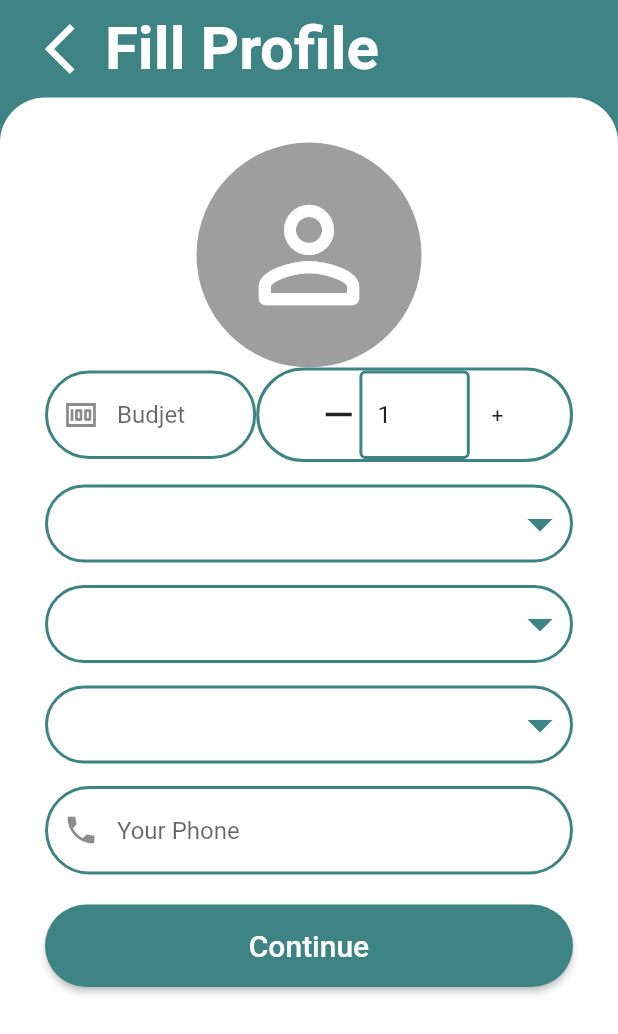
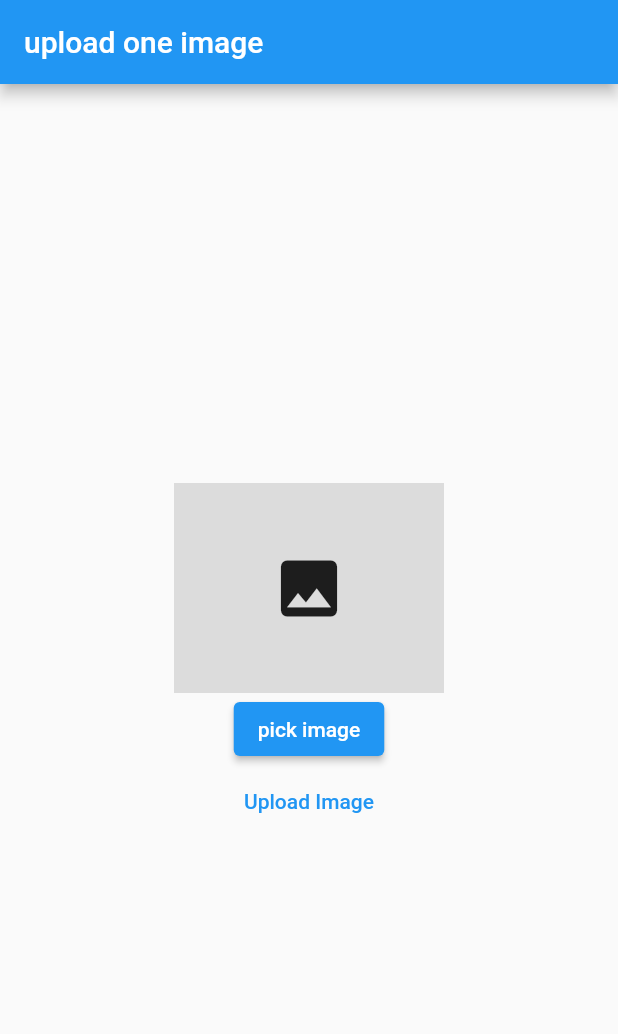
Before and after one commit to Ray0Emma/Roomie, a Flutter app: the screen it shows after launch, on a phone screen of 412 x 824 dp. Shown: the top 1034 px of the screen. Run offline on Flutter 3.47's test engine with Material 2 defaults, Android fonts, the phone set to English and light mode, and no system bars; our stand-ins replace animated_splash_screen, cloud_firestore, firebase_auth, firebase_core, firebase_storage, flutter_svg and 3 more; accounts and stored records are empty.

Commit message:
fix:fixed input counter hh

```diff
--- a/lib/main.dart
+++ b/lib/main.dart
@@ -1,14 +1,12 @@
 // ignore_for_file: prefer_const_constructors, avoid_print, prefer_const_literals_to_create_immutables
 
 import 'package:flutter/material.dart';
-import 'package:roomie/controllers/auth_controller.dart';
+import 'package:intl/intl_standalone.dart';
 import 'package:roomie/resources/app_colors.dart';
 
 import 'package:roomie/resources/firebase_auth_constants.dart';
 import 'package:roomie/views/Command/Command.dart';
-import 'package:roomie/views/SignUp/signup.dart';
 
-import 'package:roomie/views/splach_screen.dart';
 import 'package:get/get.dart';
 import 'package:flutter/services.dart';
 
@@ -37,7 +35,7 @@ class MyApp extends StatelessWidget {
       theme: ThemeData(
         primarySwatch: Colors.blue,
       ),
-      home:command(),
+      home:uplodeimg(),
       debugShowCheckedModeBanner: false,
     );
   }
--- a/lib/views/Command/Command.dart
+++ b/lib/views/Command/Command.dart
@@ -1,10 +1,19 @@
+
+
+import 'package:firebase_storage/firebase_storage.dart';
 import 'package:flutter/cupertino.dart';
 import 'package:flutter/material.dart';
 import 'package:flutter/services.dart';
 import 'package:intl/intl.dart';
+import 'package:image_picker/image_picker.dart';
+import '../../resources/app_colors.dart';
+import 'dart:io';
 
-import '../../resources/app_colors.dart';
+import 'package:flutter/material.dart';
+import 'package:image_picker/image_picker.dart';
+import 'dart:io' as io;
 
+import 'upload/storage.dart';
 class command extends StatefulWidget {
   const command({Key? key}) : super(key: key);
   @override
@@ -15,7 +24,6 @@ class _commandState extends State<command> {
   List listGender=["Gender","farah","rachid","bourigue","hamadi"];
   TextEditingController dateinput = TextEditingController();
   TextEditingController capacity = TextEditingController();
-
 
   @override
   void initState() {
@@ -38,30 +46,18 @@ class _commandState extends State<command> {
       }
     }
     return SafeArea(
+
       child: Scaffold(
-        backgroundColor: AppColors.PRIMARY_COLOR,
+        backgroundColor:Colors.white,
         body: Container(
           child: Column(
             mainAxisAlignment: MainAxisAlignment.spaceEvenly,
             children: [
-              Container(
-                padding: EdgeInsets.symmetric(vertical: 9, horizontal: 30),
-                child: Row(children: [
-                  Icon(Icons.arrow_back_ios, size: 40, color: Colors.white,),
-                  Text("Fill Profile", style: TextStyle(color: Colors.white,
-                      fontWeight: FontWeight.w600,
-                      fontSize: 40),)
-                ],),),
+
               Expanded(
 
                 child: Container(
-                    padding: EdgeInsets.all(30),
-                    decoration: BoxDecoration(
-                        color: Colors.white,
-                        borderRadius: BorderRadius.only(
-                            topRight: Radius.circular(30),
-                            topLeft: Radius.circular(30))
-                    ),
+
                     child: SingleChildScrollView(
 
                       child: Column(
@@ -81,14 +77,12 @@ class _commandState extends State<command> {
                                 mainAxisSize: MainAxisSize.max,
                                 children: [
 
-
-                      Row(mainAxisAlignment: MainAxisAlignment.spaceBetween, children: [
-
-
+                                   Row(children: [
 
                                      Expanded(
+
                                        flex:2,
-                          child: TextFormField(
+                                       child:TextFormField(
                                        inputFormatters: [ FilteringTextInputFormatter.digitsOnly],
                                        validator:(value) {
                                          if ( value!.isEmpty ||value.length<10){
@@ -113,8 +107,12 @@ class _commandState extends State<command> {
                                            prefixIcon: Icon(
                                              Icons.money,
                                              //  color: _focusNodes[0].hasFocus ? AppColors.PRIMARY_COLOR: Colors.grey,
-                                  )),),
-                        ),
+                                           )),), ),
+
+                                     SizedBox(width: 30,),
+                                     Expanded(
+                                       flex: 3,
+                                       child:Row(mainAxisAlignment: MainAxisAlignment.spaceBetween, children: [
                                          Expanded(
                                            flex: 3,
                                            child:  Container(
@@ -126,18 +124,17 @@ class _commandState extends State<command> {
                                                ),
                                                borderRadius: BorderRadius.all(Radius.circular(50)),
                                              ),
-
-
-
                                               child: Row(
-
                                                 mainAxisAlignment: MainAxisAlignment.spaceAround,
                                                children: [
                                                  Expanded(
                                                      flex:1,
-                               child: Center(child:IconButton(icon:Icon(Icons.remove,size: 30,) , onPressed: () {  },))),
+                                                     child: Center(
+                                                         child:InkWell(child: Text("+",style: TextStyle(fontSize: 30,fontWeight: FontWeight.w400),),))),
+                                                 SizedBox(width: 10),
+
                                                  Expanded(
-                                 flex: 2,
+                                                   flex: 3,
                                                    child: TextFormField(
                                                      controller: capacity,
                                                      validator:(value) {
@@ -147,6 +144,8 @@ class _commandState extends State<command> {
                                                      //   focusNode: _focusNodes[0],
                                                      // controller: emailController,
                                                      decoration: InputDecoration(
+
+                                                   contentPadding: EdgeInsets.all((23)),
                                                        enabledBorder:OutlineInputBorder(
                                                          borderSide:BorderSide(
                                                              color: AppColors.PRIMARY_COLOR,
@@ -160,14 +159,18 @@ class _commandState extends State<command> {
                                                        ),
                                                      ),),
 
-                             ),Expanded(
+                                                 ),   SizedBox(width: 10)
+                                                 ,Expanded(
                                                      flex:1,
-                                 child: Center(child: Text("+")))
+                                                     child: InkWell(child: Center(child: Text("-",style: TextStyle(fontSize: 50,fontWeight: FontWeight.w400),))))
                                                ],
                                              ),
-                       ))
-                        ,
+                                           )),
+                                     ],)
+                                       ,)
                                    ],),
+
+
                                   SizedBox(height: 15,),
                                   Container(
                                     decoration: BoxDecoration(
@@ -270,7 +273,7 @@ class _commandState extends State<command> {
                                               color: AppColors.PRIMARY_COLOR,
                                               width: 2),
                                         ),
-                                        hintText: "Your Phone",
+                                        hintText: "Your Adresse",
                                         focusedBorder: OutlineInputBorder(
                                           borderRadius: BorderRadius.circular(50),
                                           borderSide:BorderSide(
@@ -278,7 +281,7 @@ class _commandState extends State<command> {
                                               width: 2),
                                         ),
                                         prefixIcon: Icon(
-                                          Icons.phone,
+                                          Icons.location_city,
                                           //  color: _focusNodes[0].hasFocus ? AppColors.PRIMARY_COLOR: Colors.grey,
                                         )),),
                                   SizedBox(height: 20,),
@@ -291,7 +294,7 @@ class _commandState extends State<command> {
                                       // signin();
                                     },
                                     child: Text(
-                                      "Continue",
+                                      "Post",
                                       style: TextStyle(fontSize: 20),
                                     ),
                                     style: ElevatedButton.styleFrom(
@@ -317,3 +320,65 @@ class _commandState extends State<command> {
     );
   }
 }
+class uplodeimg extends StatefulWidget {
+  @override
+  _uplodeimgState createState() => _uplodeimgState();
+}
+
+class _uplodeimgState extends State<uplodeimg> {
+
+  io.File?image;
+  Storage _storage = new Storage();
+
+  @override
+  Widget build(BuildContext context) {
+    return Scaffold(
+      appBar: AppBar(
+        title: Text('upload one image'),
+      ),
+      body: Center(
+        child: Column(
+          mainAxisAlignment: MainAxisAlignment.center,
+          children: [
+            Container(
+                height: 140,
+                width: 180,
+                color: Colors.black12,
+                child: image == null
+                    ? Icon(
+                  Icons.image,
+                  size: 50,
+                )
+                    : Image.file(
+                  image!,
+                  fit: BoxFit.fill,
+                )),
+            ElevatedButton(
+                child: Text('pick image'),
+                onPressed: () {
+                  _storage.getImage(context).then((file) {
+                    setState(() {
+                      image = io.File(file.path);
+                      print("file path ----------------"+file.path+"----------------");
+                      print(image);
+
+
+
+                    });
+                  });
+                }),
+            TextButton(
+                onPressed: () {
+                 if (image != null)
+                    _storage.uploadFile(image!, context);
+                  else
+                    ScaffoldMessenger.of(context).showSnackBar(
+                        SnackBar(content: Text("No Image was selected")));
+                },
+                child: Text('Upload Image'))
+          ],
+        ),
+      ),
+    );
+  }
+}
--- a/pubspec.yaml
+++ b/pubspec.yaml
@@ -46,6 +46,7 @@ dependencies:
   cupertino_icons: ^1.0.2
   motion_tab_bar_v2: ^0.2.3 #don't need it
   curved_navigation_bar: ^1.0.3 #latest version
+  path: ^1.8.1
   get:
 dev_dependencies:
   flutter_test:
```
Also changed, not shown: lib/views/Command/Upload/Storage.dart (added, +71 -0 lines), pubspec.lock, 1 other file. Lines whose indentation alone changed are shown as unchanged.
